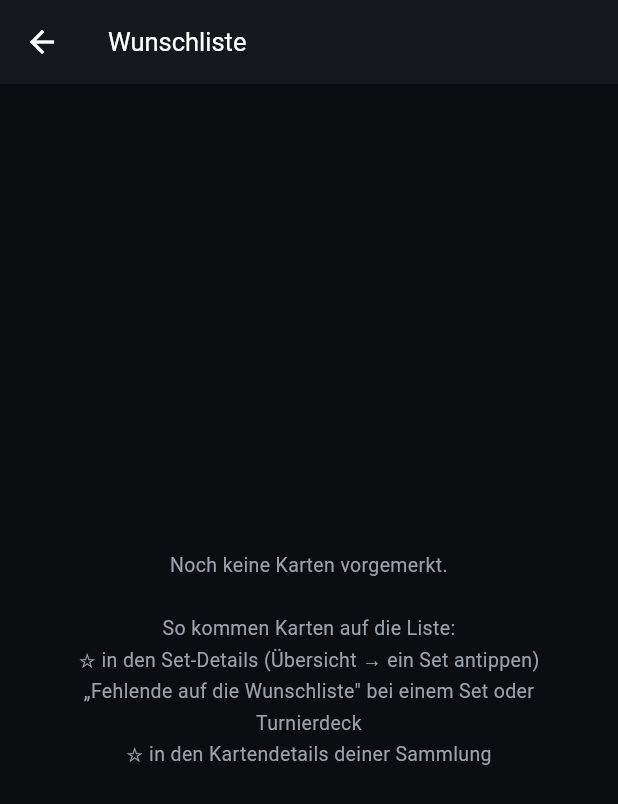
After one commit to FeyzAras/onepiece-scanner, a Flutter app: the screen it shows after launch, item 3 of the bottom bar chosen, after a tap on "Wunschliste", on a phone screen of 412 x 824 dp. The commit adds this screen. Shown: the top 804 px of the screen. Run offline on Flutter 3.47's test engine with Material 3 defaults, Android fonts, the phone set to English and light mode, and no system bars; our stand-ins replace cached_network_image, camera, package_info_plus, share_plus, shared_preferences; missing offline and left inert: file_selector, google_mlkit_text_recognition.

Commit message:
Wunschliste (v0.11.0)
Karten vormerken, die man noch sucht, mit den Kosten zum heutigen Preis. Drei
Wege hinein: Stern je fehlender Karte im Set-Detail oder "Alle fehlenden auf die
Wunschliste", "Fehlende Karten auf die Wunschliste" in jedem Turnierdeck (mit der
Anzahl, die noch fehlt), und ein Stern in den Kartendetails der Sammlung.

Eigene Seite mit Mengen, Entfernen, Leeren nach Rueckfrage und Teilen im
Deckformat 4xOP01-001 - das versteht jeder Haendler, und der eigene Import liest
es wieder ein. Scannt man eine gesuchte Karte, zaehlt die Liste herunter; eine
Alt-Art erfuellt dabei auch den Wunsch nach der Normalversion, nicht umgekehrt.

Ein gemeinsames Modell (ChangeNotifier) fuer alle Ansichten, damit ein Stern
sofort ueberall stimmt. Gespeichert in collection_v2 und damit automatisch in
der Sicherung - aber nur bei echten Aenderungen, nie beim Laden, damit schon das
Einlesen beim Start nichts ueberschreibt. Mehrfaches Hinzufuegen nimmt die
groessere Anzahl, nicht die Summe.

20 neue Tests, 228 insgesamt.

```diff
--- a/android_app/lib/collection_view.dart
+++ b/android_app/lib/collection_view.dart
@@ -6,6 +6,8 @@ import 'collection_store.dart';
 import 'line_chart.dart';
 import 'price_history.dart';
 import 'widgets.dart';
+import 'wishlist.dart';
+import 'wishlist_view.dart';
 
 /// Ein Eintrag der Sammlung: eine Karte, wie oft sie gescannt wurde und in welchem Ordner.
 class CollectionEntry {
@@ -84,12 +86,16 @@ class CollectionView extends StatefulWidget {
   /// Preisverlaeufe fuer die Kurve in den Kartendetails. Ohne ihn keine Kurve.
   final HistoryStore? historyStore;
 
+  /// Fuer den Stern in den Kartendetails - etwa, um weitere Exemplare zu suchen.
+  final Wunschliste? wunschliste;
+
   const CollectionView({
     super.key,
     required this.entries,
     required this.folders,
     this.loadFailed = false,
     this.historyStore,
+    this.wunschliste,
     required this.onRemoveOne,
     required this.onSwitchArtwork,
     required this.variantsOf,
@@ -632,7 +638,17 @@ class _CollectionViewState extends State<CollectionView> {
                     child: Column(
                       crossAxisAlignment: CrossAxisAlignment.start,
                       children: [
-                        Text(card.name, style: const TextStyle(fontWeight: FontWeight.bold, fontSize: 17)),
+                        Row(
+                          crossAxisAlignment: CrossAxisAlignment.start,
+                          children: [
+                            Expanded(
+                              child: Text(card.name,
+                                  style: const TextStyle(fontWeight: FontWeight.bold, fontSize: 17)),
+                            ),
+                            if (widget.wunschliste != null)
+                              WunschStern(wunschliste: widget.wunschliste!, card: card),
+                          ],
+                        ),
                         const SizedBox(height: 4),
                         Text('${card.id} · ${card.rarity} · ${card.cardType}',
                             style: const TextStyle(color: kDim, fontSize: 12.5)),
--- a/android_app/lib/main.dart
+++ b/android_app/lib/main.dart
@@ -23,6 +23,7 @@ import 'set_progress.dart';
 import 'update_service.dart';
 import 'update_view.dart';
 import 'widgets.dart';
+import 'wishlist.dart';
 
 Future<void> main() async {
   WidgetsFlutterBinding.ensureInitialized();
@@ -94,6 +95,9 @@ class _HomePageState extends State<HomePage> {
   /// Ein gemeinsamer Speicher fuer die Preisverlaeufe - Uebersicht und Kartendetails
   /// teilen sich, was einmal geladen ist.
   final HistoryStore _historyStore = HistoryStore();
+
+  /// Gesuchte Karten. Speichert bei jeder echten Aenderung mit der Sammlung zusammen.
+  late final Wunschliste _wunschliste = Wunschliste(onAenderung: _persist);
 
   @override
   void initState() {
@@ -219,6 +223,8 @@ class _HomePageState extends State<HomePage> {
         ..clear()
         ..addAll(restored);
     });
+    // Nach der Sammlung und ohne Speichervorgang - laden ist keine Aenderung
+    _wunschliste.laden(state.wishlist);
 
     await _loadPrices();
     _migrateLegacyChoices(state.legacyPriceAmounts, matcher);
@@ -277,6 +283,7 @@ class _HomePageState extends State<HomePage> {
         scans: [..._collection.map((e) => e.toStored()), ..._unresolvedScans],
         priceChoice: _priceChoice,
         unreadableScans: _unreadableScans,
+        wishlist: _wunschliste.eintraege,
       ));
 
   /// Alle Cardmarket-Versionen dieser Kartennummer - bevorzugt tagesaktuell,
@@ -333,6 +340,25 @@ class _HomePageState extends State<HomePage> {
       );
     });
     _persist();
+
+    // Gesuchte Karte gefunden? Dann von der Wunschliste streichen.
+    final gestrichen = _wunschliste.abhaken(result.card);
+    if (gestrichen != null) {
+      final rest = _wunschliste.anzahl(gestrichen);
+      ScaffoldMessenger.of(context).showSnackBar(SnackBar(
+        content: Text('★ Von der Wunschliste: ${result.card.name}'
+            '${rest > 0 ? ' — noch $rest gesucht' : ''}'),
+        duration: const Duration(seconds: 3),
+      ));
+    }
+  }
+
+  /// Mehrere Karten auf einmal vormerken, mit Rueckmeldung.
+  void _aufWunschliste(Map<String, int> karten) {
+    final neu = _wunschliste.hinzufuegen(karten);
+    _melden(neu == 0
+        ? 'Diese Karten stehen schon auf der Wunschliste.'
+        : '$neu Karte(n) auf die Wunschliste gesetzt.');
   }
 
   void _removeOne(OpCard card, String folderId) {
@@ -695,6 +721,7 @@ class _HomePageState extends State<HomePage> {
                 onChoosePrice: _choosePrice,
                 priceAsOf: _priceAsOf,
                 historyStore: _historyStore,
+                wunschliste: _wunschliste,
               ),
               OverviewView(
                 entries: _collection,
@@ -703,12 +730,16 @@ class _HomePageState extends State<HomePage> {
                 setInfos: _setInfos,
                 historyStore: _historyStore,
                 aktiv: _tab == 2,
+                wunschliste: _wunschliste,
+                karteVon: (id) => _matcher?.byId(id),
+                aufWunschliste: _aufWunschliste,
               ),
               DecksView(
                 data: _decks,
                 loading: _decksLoading,
                 ownedCount: _ownedCount,
                 cardOf: _cardOf,
+                aufWunschliste: _aufWunschliste,
                 onRefresh: _loadDecks,
               ),
             ],
--- a/android_app/lib/overview_view.dart
+++ b/android_app/lib/overview_view.dart
@@ -6,6 +6,8 @@ import 'line_chart.dart';
 import 'price_history.dart';
 import 'set_progress.dart';
 import 'widgets.dart';
+import 'wishlist.dart';
+import 'wishlist_view.dart';
 
 /// Vierter Reiter: Wert der Sammlung ueber die Zeit und Fortschritt je Set.
 ///
@@ -21,6 +23,12 @@ class OverviewView extends StatefulWidget {
   /// true, solange der Reiter sichtbar ist.
   final bool aktiv;
 
+  final Wunschliste wunschliste;
+  final OpCard? Function(String id) karteVon;
+
+  /// Mehrere Karten vormerken, mit Rueckmeldung (liegt in main.dart).
+  final void Function(Map<String, int> karten) aufWunschliste;
+
   const OverviewView({
     super.key,
     required this.entries,
@@ -29,6 +37,9 @@ class OverviewView extends StatefulWidget {
     required this.setInfos,
     required this.historyStore,
     required this.aktiv,
+    required this.wunschliste,
+    required this.karteVon,
+    required this.aufWunschliste,
   });
 
   @override
@@ -113,6 +124,12 @@ class _OverviewViewState extends State<OverviewView> {
           const Text('Übersicht', style: TextStyle(fontSize: 20, fontWeight: FontWeight.bold)),
           const SizedBox(height: 12),
           _wertKarte(),
+          const SizedBox(height: 12),
+          WunschlistenKarte(
+            wunschliste: widget.wunschliste,
+            karteVon: widget.karteVon,
+            preisVon: widget.priceOf,
+          ),
           const SizedBox(height: 22),
           Row(
             crossAxisAlignment: CrossAxisAlignment.end,
@@ -269,7 +286,12 @@ class _OverviewViewState extends State<OverviewView> {
     return InkWell(
       borderRadius: BorderRadius.circular(10),
       onTap: () => Navigator.of(context).push(MaterialPageRoute(
-        builder: (_) => SetDetailView(fortschritt: s, priceOf: widget.priceOf),
+        builder: (_) => SetDetailView(
+          fortschritt: s,
+          priceOf: widget.priceOf,
+          wunschliste: widget.wunschliste,
+          aufWunschliste: widget.aufWunschliste,
+        ),
       )),
       child: Padding(
         padding: const EdgeInsets.symmetric(vertical: 8, horizontal: 2),
@@ -323,8 +345,16 @@ class _OverviewViewState extends State<OverviewView> {
 class SetDetailView extends StatelessWidget {
   final SetFortschritt fortschritt;
   final double Function(OpCard card) priceOf;
+  final Wunschliste wunschliste;
+  final void Function(Map<String, int> karten) aufWunschliste;
 
-  const SetDetailView({super.key, required this.fortschritt, required this.priceOf});
+  const SetDetailView({
+    super.key,
+    required this.fortschritt,
+    required this.priceOf,
+    required this.wunschliste,
+    required this.aufWunschliste,
+  });
 
   @override
   Widget build(BuildContext context) {
@@ -379,8 +409,17 @@ class SetDetailView extends StatelessWidget {
                 ),
               ),
             const SizedBox(height: 4),
-            const Text('Günstigste zuerst, zum heutigen Cardmarket-Trendpreis.',
+            const Text('Günstigste zuerst, zum heutigen Cardmarket-Trendpreis. ☆ merkt eine Karte vor.',
                 style: TextStyle(fontSize: 11, color: kDim)),
+            const SizedBox(height: 10),
+            SizedBox(
+              width: double.infinity,
+              child: OutlinedButton.icon(
+                onPressed: () => aufWunschliste({for (final k in s.fehlend) k.id: 1}),
+                icon: const Icon(Icons.star_border, size: 18),
+                label: Text('Alle ${s.fehlend.length} fehlenden auf die Wunschliste'),
+              ),
+            ),
             const SizedBox(height: 10),
             for (final karte in s.fehlend) _karteZeile(context, karte),
           ],
@@ -410,6 +449,7 @@ class SetDetailView extends StatelessWidget {
             ),
             Text(preis > 0 ? formatEuro(preis) : 'kein Preis',
                 style: TextStyle(fontSize: 12.5, color: preis > 0 ? Colors.white : kDim)),
+            WunschStern(wunschliste: wunschliste, card: karte),
           ],
         ),
       ),
--- /dev/null
+++ b/android_app/lib/wishlist.dart
@@ -0,0 +1,139 @@
+import 'package:flutter/foundation.dart';
+
+import 'card_model.dart';
+
+/// Karten, die der Nutzer noch sucht - je Karten-ID, wie viele Exemplare noch fehlen.
+///
+/// Ein gemeinsames Modell fuer alle Ansichten: Wer einen Stern setzt, sieht ihn sofort
+/// ueberall, auch in einer gerade geoeffneten Set- oder Deck-Ansicht.
+///
+/// Gespeichert wird ueber [onAenderung] - aber nur bei echten Aenderungen, nie beim
+/// [laden]. Sonst wuerde schon das Einlesen beim Start einen Speichervorgang ausloesen,
+/// womoeglich bevor die Sammlung selbst geladen ist.
+class Wunschliste extends ChangeNotifier {
+  Wunschliste({this.onAenderung});
+
+  VoidCallback? onAenderung;
+
+  Map<String, int> _eintraege = {};
+
+  Map<String, int> get eintraege => Map.unmodifiable(_eintraege);
+
+  int anzahl(String cardId) => _eintraege[cardId] ?? 0;
+  bool enthaelt(String cardId) => anzahl(cardId) > 0;
+
+  /// Verschiedene Karten.
+  int get verschiedene => _eintraege.length;
+
+  /// Alle gesuchten Exemplare zusammen.
+  int get exemplare => _eintraege.values.fold(0, (s, n) => s + n);
+
+  bool get leer => _eintraege.isEmpty;
+
+  /// Gespeicherten Stand uebernehmen - ohne Speichervorgang.
+  void laden(Map<String, int> daten) {
+    _eintraege = {
+      for (final e in daten.entries)
+        if (e.value > 0) e.key: e.value,
+    };
+    notifyListeners();
+  }
+
+  /// Setzt die Anzahl fuer eine Karte. 0 entfernt sie.
+  void setzen(String cardId, int anzahl) {
+    final vorher = _eintraege[cardId] ?? 0;
+    final neu = anzahl.clamp(0, 99);
+    if (neu == vorher) return;
+    if (neu == 0) {
+      _eintraege.remove(cardId);
+    } else {
+      _eintraege[cardId] = neu;
+    }
+    _geaendert();
+  }
+
+  /// Nimmt mehrere Karten auf und gibt zurueck, wie viele Eintraege sich geaendert haben.
+  ///
+  /// Je Karte gilt die **groessere** Anzahl, nicht die Summe: Wer eine Karte einmal fuer
+  /// ein Set und dreimal fuer ein Deck braucht, braucht drei - nicht vier.
+  int hinzufuegen(Map<String, int> neu) {
+    final ergebnis = zusammenfuehren(_eintraege, neu);
+    var geaendert = 0;
+    for (final e in ergebnis.entries) {
+      if (_eintraege[e.key] != e.value) geaendert++;
+    }
+    if (geaendert == 0) return 0;
+    _eintraege = ergebnis;
+    _geaendert();
+    return geaendert;
+  }
+
+  /// Nach einem Scan: die gescannte Karte von der Wunschliste streichen.
+  ///
+  /// Zuerst genau diese Karte. Ist eine Alt-Art gescannt worden und die Normalversion
+  /// gesucht, zaehlt sie ebenfalls - fuers Spielen ist das Artwork egal, und eine Alt-Art
+  /// ist eher mehr als weniger. Umgekehrt nicht: Wer die Alt-Art sucht, will die Alt-Art.
+  ///
+  /// Gibt die gestrichene Karten-ID zurueck, oder null.
+  String? abhaken(OpCard gescannt) {
+    String? treffer;
+    if (enthaelt(gescannt.id)) {
+      treffer = gescannt.id;
+    } else if (gescannt.alt && enthaelt(gescannt.baseId)) {
+      treffer = gescannt.baseId;
+    }
+    if (treffer == null) return null;
+    setzen(treffer, anzahl(treffer) - 1);
+    return treffer;
+  }
+
+  void leeren() {
+    if (_eintraege.isEmpty) return;
+    _eintraege = {};
+    _geaendert();
+  }
+
+  void _geaendert() {
+    notifyListeners();
+    onAenderung?.call();
+  }
+
+  // ----------------------------------------------------------- reine Hilfen
+
+  static Map<String, int> zusammenfuehren(Map<String, int> liste, Map<String, int> neu) {
+    final ergebnis = {...liste};
+    for (final e in neu.entries) {
+      if (e.value <= 0) continue;
+      final vorher = ergebnis[e.key] ?? 0;
+      if (e.value > vorher) ergebnis[e.key] = e.value.clamp(1, 99);
+    }
+    return ergebnis;
+  }
+
+  /// "4xOP01-001 2xST01-002" - das Format, das Deck-Seiten, Simulatoren und Haendler
+  /// verstehen, und das der eigene Import wieder einliest.
+  static String alsDeckliste(Map<String, int> liste) {
+    final ids = liste.keys.toList()..sort();
+    return ids.map((id) => '${liste[id]}x$id').join('\n');
+  }
+
+  /// Was die Liste zum aktuellen Preis kostet, und wie viele Karten keinen Preis haben.
+  static ({double summe, int ohnePreis}) kosten(
+    Map<String, int> liste,
+    OpCard? Function(String id) karteVon,
+    double Function(OpCard card) preisVon,
+  ) {
+    var summe = 0.0;
+    var ohnePreis = 0;
+    liste.forEach((id, n) {
+      final karte = karteVon(id);
+      final preis = karte == null ? 0.0 : preisVon(karte);
+      if (preis > 0) {
+        summe += preis * n;
+      } else {
+        ohnePreis++;
+      }
+    });
+    return (summe: summe, ohnePreis: ohnePreis);
+  }
+}
--- /dev/null
+++ b/android_app/lib/wishlist_view.dart
@@ -0,0 +1,259 @@
+import 'package:flutter/material.dart';
+import 'package:share_plus/share_plus.dart';
+
+import 'card_model.dart';
+import 'widgets.dart';
+import 'wishlist.dart';
+
+/// Stern zum Vormerken einer Karte. Hoert selbst auf die Wunschliste - ein gesetzter
+/// Stern erscheint sofort ueberall.
+class WunschStern extends StatelessWidget {
+  final Wunschliste wunschliste;
+  final OpCard card;
+
+  /// Wie viele Exemplare beim Setzen eingetragen werden.
+  final int anzahl;
+
+  final double groesse;
+
+  const WunschStern({super.key, required this.wunschliste, required this.card, this.anzahl = 1, this.groesse = 22});
+
+  @override
+  Widget build(BuildContext context) {
+    return ListenableBuilder(
+      listenable: wunschliste,
+      builder: (context, _) {
+        final drauf = wunschliste.enthaelt(card.id);
+        return IconButton(
+          tooltip: drauf ? 'Von der Wunschliste nehmen' : 'Auf die Wunschliste',
+          visualDensity: VisualDensity.compact,
+          onPressed: () => wunschliste.setzen(card.id, drauf ? 0 : anzahl),
+          icon: Icon(drauf ? Icons.star : Icons.star_border, color: drauf ? kGold : kDim, size: groesse),
+        );
+      },
+    );
+  }
+}
+
+/// Zusammenfassung fuer die Uebersicht: wie viele Karten, was sie kosten.
+class WunschlistenKarte extends StatelessWidget {
+  final Wunschliste wunschliste;
+  final OpCard? Function(String id) karteVon;
+  final double Function(OpCard card) preisVon;
+
+  const WunschlistenKarte({super.key, required this.wunschliste, required this.karteVon, required this.preisVon});
+
+  @override
+  Widget build(BuildContext context) {
+    return ListenableBuilder(
+      listenable: wunschliste,
+      builder: (context, _) {
+        final k = Wunschliste.kosten(wunschliste.eintraege, karteVon, preisVon);
+        return Material(
+          color: kSurface,
+          borderRadius: BorderRadius.circular(14),
+          child: InkWell(
+            borderRadius: BorderRadius.circular(14),
+            onTap: () => Navigator.of(context).push(MaterialPageRoute(
+              builder: (_) => WunschlisteSeite(wunschliste: wunschliste, karteVon: karteVon, preisVon: preisVon),
+            )),
+            child: Padding(
+              padding: const EdgeInsets.all(14),
+              child: Row(
+                children: [
+                  const Icon(Icons.star, color: kGold),
+                  const SizedBox(width: 12),
+                  Expanded(
+                    child: Column(
+                      crossAxisAlignment: CrossAxisAlignment.start,
+                      children: [
+                        const Text('Wunschliste', style: TextStyle(fontWeight: FontWeight.w700, fontSize: 15)),
+                        const SizedBox(height: 2),
+                        Text(
+                          wunschliste.leer
+                              ? 'Noch leer — Karten mit ☆ vormerken, etwa in den Set-Details.'
+                              : '${wunschliste.exemplare} Karten · ${wunschliste.verschiedene} verschiedene',
+                          style: const TextStyle(fontSize: 12, color: kDim),
+                        ),
+                      ],
+                    ),
+                  ),
+                  if (!wunschliste.leer)
+                    Text(
+                      '${k.ohnePreis > 0 ? 'ab ' : ''}${formatEuro(k.summe)}',
+                      style: const TextStyle(fontWeight: FontWeight.w700, fontSize: 15),
+                    ),
+                  const SizedBox(width: 4),
+                  const Icon(Icons.chevron_right, color: kDim),
+                ],
+              ),
+            ),
+          ),
+        );
+      },
+    );
+  }
+}
+
+/// Die ganze Wunschliste: Mengen aendern, entfernen, als Deckliste teilen.
+class WunschlisteSeite extends StatelessWidget {
+  final Wunschliste wunschliste;
+  final OpCard? Function(String id) karteVon;
+  final double Function(OpCard card) preisVon;
+
+  const WunschlisteSeite({super.key, required this.wunschliste, required this.karteVon, required this.preisVon});
+
+  @override
+  Widget build(BuildContext context) {
+    return ListenableBuilder(
+      listenable: wunschliste,
+      builder: (context, _) {
+        final ids = wunschliste.eintraege.keys.toList()..sort();
+        final k = Wunschliste.kosten(wunschliste.eintraege, karteVon, preisVon);
+        return Scaffold(
+          backgroundColor: kBg,
+          appBar: AppBar(
+            backgroundColor: kSurface,
+            title: const Text('Wunschliste', style: TextStyle(fontSize: 17)),
+            actions: [
+              if (!wunschliste.leer)
+                IconButton(
+                  tooltip: 'Als Deckliste teilen',
+                  icon: const Icon(Icons.ios_share),
+                  onPressed: () => SharePlus.instance.share(ShareParams(
+                    text: Wunschliste.alsDeckliste(wunschliste.eintraege),
+                    subject: 'One Piece Wunschliste',
+                  )),
+                ),
+              if (!wunschliste.leer)
+                IconButton(
+                  tooltip: 'Liste leeren',
+                  icon: const Icon(Icons.delete_sweep_outlined),
+                  onPressed: () => _leeren(context),
+                ),
+            ],
+          ),
+          body: wunschliste.leer
+              ? const _LeererZustand()
+              : ListView(
+                  padding: const EdgeInsets.fromLTRB(14, 14, 14, 24),
+                  children: [
+                    Row(
+                      children: [
+                        Text('${wunschliste.exemplare} Karten',
+                            style: const TextStyle(fontSize: 15, fontWeight: FontWeight.w600)),
+                        Text(' · ${wunschliste.verschiedene} verschiedene',
+                            style: const TextStyle(fontSize: 13, color: kDim)),
+                        const Spacer(),
+                        Text(formatEuro(k.summe),
+                            style: const TextStyle(fontSize: 16, fontWeight: FontWeight.w700, color: kGold)),
+                      ],
+                    ),
+                    const SizedBox(height: 2),
+                    Text(
+                      k.ohnePreis > 0
+                          ? 'Zum heutigen Cardmarket-Trendpreis. ${k.ohnePreis} Karte(n) ohne Preis — die Summe ist eine Untergrenze.'
+                          : 'Zum heutigen Cardmarket-Trendpreis.',
+                      style: const TextStyle(fontSize: 11, color: kDim),
+                    ),
+                    const SizedBox(height: 4),
+                    const Text(
+                      'Scannst du eine gesuchte Karte, wird sie hier automatisch abgehakt.',
+                      style: TextStyle(fontSize: 11, color: kDim),
+                    ),
+                    const SizedBox(height: 12),
+                    for (final id in ids) _zeile(context, id),
+                  ],
+                ),
+        );
+      },
+    );
+  }
+
+  Widget _zeile(BuildContext context, String id) {
+    final karte = karteVon(id);
+    final anzahl = wunschliste.anzahl(id);
+    final preis = karte == null ? 0.0 : preisVon(karte);
+    return Padding(
+      padding: const EdgeInsets.symmetric(vertical: 5),
+      child: Row(
+        children: [
+          if (karte != null)
+            GestureDetector(
+              onTap: () => FullScreenCard.show(context, karte),
+              child: CardImage(card: karte, width: 38, radius: BorderRadius.circular(4)),
+            )
+          else
+            Container(width: 38, height: 53, decoration: BoxDecoration(color: kChip, borderRadius: BorderRadius.circular(4))),
+          const SizedBox(width: 10),
+          Expanded(
+            child: Column(
+              crossAxisAlignment: CrossAxisAlignment.start,
+              children: [
+                Text(karte?.name ?? id, maxLines: 1, overflow: TextOverflow.ellipsis, style: const TextStyle(fontSize: 13)),
+                Text(
+                  '$id${karte?.alt == true ? ' · Alt-Art' : ''} · ${preis > 0 ? formatEuro(preis) : 'kein Preis'}',
+                  style: const TextStyle(fontSize: 11, color: kDim),
+                ),
+              ],
+            ),
+          ),
+          IconButton(
+            visualDensity: VisualDensity.compact,
+            tooltip: anzahl == 1 ? 'Entfernen' : 'Eins weniger',
+            onPressed: () => wunschliste.setzen(id, anzahl - 1),
+            icon: Icon(anzahl == 1 ? Icons.delete_outline : Icons.remove, size: 19, color: kDim),
+          ),
+          SizedBox(
+            width: 22,
+            child: Text('$anzahl', textAlign: TextAlign.center, style: const TextStyle(fontWeight: FontWeight.w700)),
+          ),
+          IconButton(
+            visualDensity: VisualDensity.compact,
+            tooltip: 'Eins mehr',
+            onPressed: () => wunschliste.setzen(id, anzahl + 1),
+            icon: const Icon(Icons.add, size: 19, color: kDim),
+          ),
+        ],
+      ),
+    );
+  }
+
+  Future<void> _leeren(BuildContext context) async {
+    final ok = await showDialog<bool>(
+      context: context,
+      builder: (ctx) => AlertDialog(
+        backgroundColor: kSurface,
+        title: const Text('Wunschliste leeren?'),
+        content: Text('${wunschliste.verschiedene} Karten werden entfernt.'),
+        actions: [
+          TextButton(onPressed: () => Navigator.pop(ctx, false), child: const Text('Abbrechen')),
+          FilledButton(onPressed: () => Navigator.pop(ctx, true), child: const Text('Leeren')),
+        ],
+      ),
+    );
+    if (ok == true) wunschliste.leeren();
+  }
+}
+
+class _LeererZustand extends StatelessWidget {
+  const _LeererZustand();
+
+  @override
+  Widget build(BuildContext context) {
+    return const Center(
+      child: Padding(
+        padding: EdgeInsets.all(32),
+        child: Text(
+          'Noch keine Karten vorgemerkt.\n\n'
+          'So kommen Karten auf die Liste:\n'
+          '☆ in den Set-Details (Übersicht → ein Set antippen)\n'
+          '„Fehlende auf die Wunschliste" bei einem Set oder Turnierdeck\n'
+          '☆ in den Kartendetails deiner Sammlung',
+          textAlign: TextAlign.center,
+          style: TextStyle(color: kDim, height: 1.6, fontSize: 13),
+        ),
+      ),
+    );
+  }
+}
--- a/android_app/pubspec.yaml
+++ b/android_app/pubspec.yaml
@@ -9,7 +9,7 @@ publish_to: 'none'
 # Beim Bauen mit --split-per-abi addiert Flutter 1000 * ABI, arm64 ergibt also 2800.
 # Das muss groesser bleiben als der bisher veroeffentlichte Wert 2001, sonst lehnt
 # Android die Installation als Downgrade ab.
-version: 0.10.0+1000
+version: 0.11.0+1100
 
 environment:
   sdk: ^3.13.5
```
Also changed, not shown: android_app/lib/collection_store.dart (+19 -0 lines), android_app/lib/decks_view.dart (+30 -0 lines), 4 other files.
